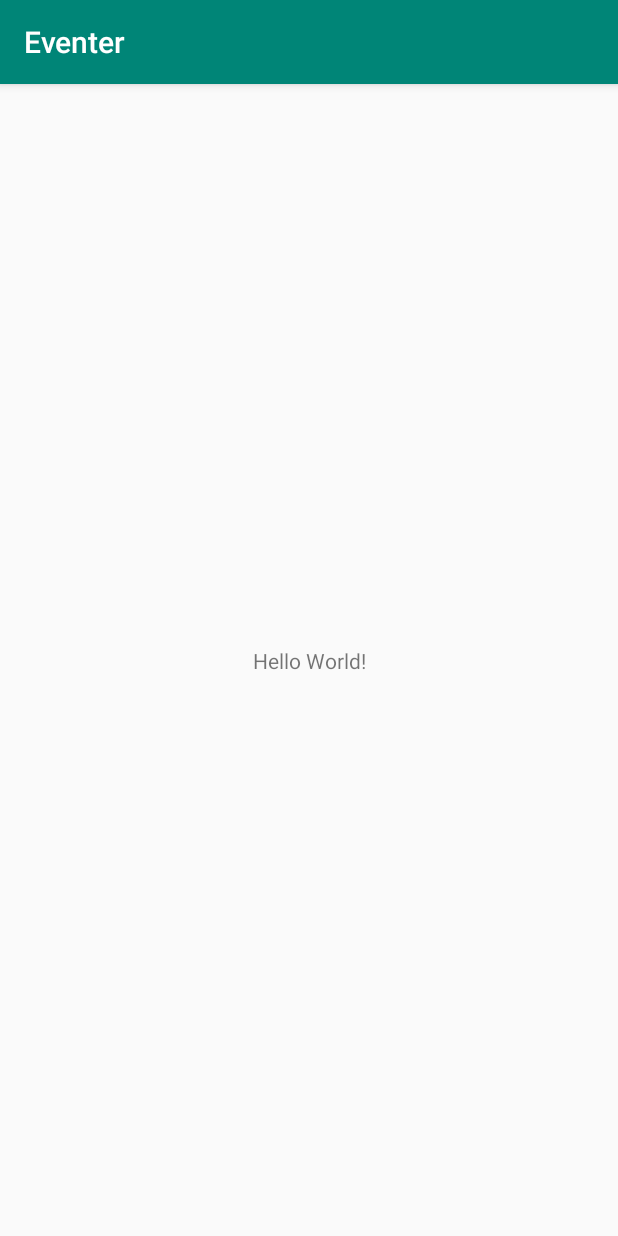
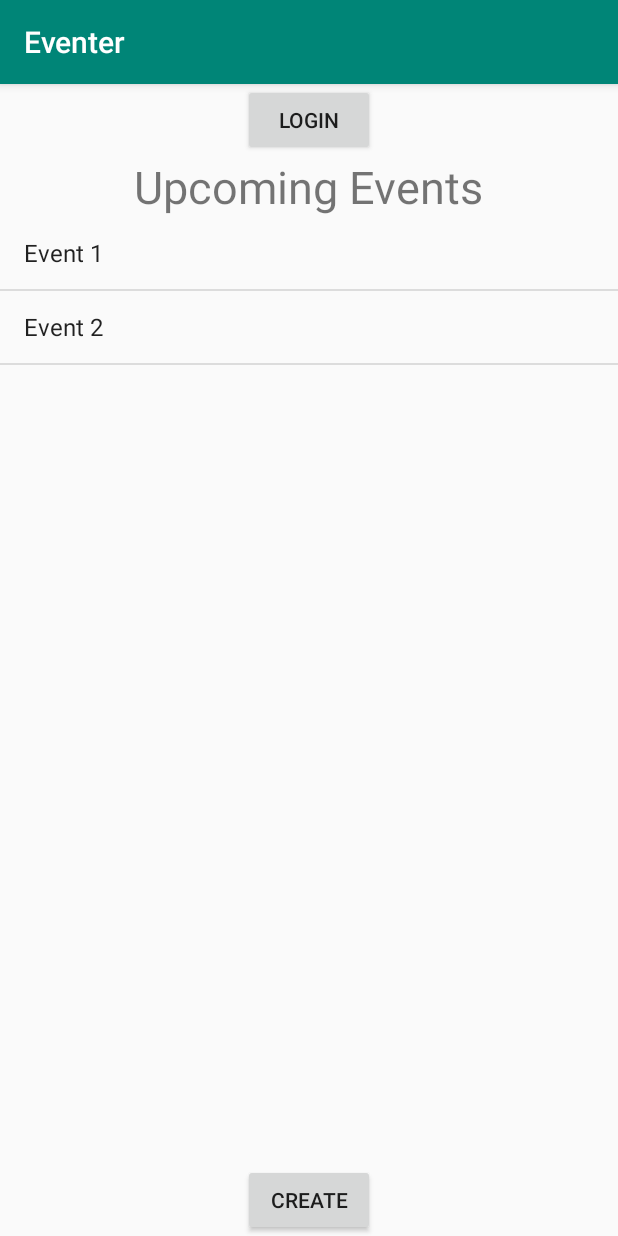
Before and after one commit to sver18ed/Eventer, an Android app: the screen it shows after launch (MainActivity), on a phone screen of 412 x 824 dp. Run offline under Robolectric (Android 15) with nearby library versions, the phone set to English and light mode, and no system bars.

Commit message:
Main Activity sketch

```diff
--- a/app/src/main/java/com/example/eventer/MainActivity.kt
+++ b/app/src/main/java/com/example/eventer/MainActivity.kt
@@ -2,11 +2,24 @@ package com.example.eventer
 
 import androidx.appcompat.app.AppCompatActivity
 import android.os.Bundle
+import android.widget.ArrayAdapter
+import android.widget.ListView
+import com.example.eventer.models.Events
+import com.example.eventer.models.eventsRepository
 
 class MainActivity : AppCompatActivity() {
 
     override fun onCreate(savedInstanceState: Bundle?) {
         super.onCreate(savedInstanceState)
         setContentView(R.layout.activity_main)
+
+        val listView = this.findViewById<ListView>(R.id.main_listview)
+        listView.adapter = ArrayAdapter<Events>(
+            this,
+            android.R.layout.simple_list_item_1,
+            android.R.id.text1,
+            eventsRepository.getAllEvents()
+        )
+
     }
 }
--- /dev/null
+++ b/app/src/main/java/com/example/eventer/Models/Events.kt
@@ -0,0 +1,9 @@
+package com.example.eventer.models
+
+data class Events(
+    val id: Int,
+    var title: String,
+    var content: String
+) {
+    override fun toString() = title
+}
--- /dev/null
+++ b/app/src/main/java/com/example/eventer/Models/EventsRepository.kt
@@ -0,0 +1,38 @@
+package com.example.eventer.models
+
+val eventsRepository = EventsRepository().apply{
+
+    addEvents(
+        "Event 1",
+        "Blablalbalb"
+    )
+    addEvents(
+        "Event 2",
+        "aehhahdfhdh"
+    )
+}
+
+class EventsRepository {
+
+    private val events = mutableListOf<Events>()
+
+    fun addEvents(title: String, content: String): Int {
+        val id = when {
+            events.count() == 0 -> 1
+            else -> events.last().id+1
+        }
+        events.add(Events(
+            id,
+            title,
+            content
+        ))
+        return id
+    }
+
+    fun getAllEvents() = events
+
+    fun getEventById(id: Int) =
+        events.find {
+            it.id == id
+        }
+}
--- a/app/src/main/res/layout/activity_main.xml
+++ b/app/src/main/res/layout/activity_main.xml
@@ -6,13 +6,41 @@
     android:layout_height="match_parent"
     tools:context=".MainActivity">
 
+    <Button
+        android:id="@+id/login"
+        android:layout_width="wrap_content"
+        android:layout_height="wrap_content"
+        android:text="@string/login"
+        app:layout_constraintLeft_toLeftOf="parent"
+        app:layout_constraintRight_toRightOf="parent"
+        app:layout_constraintTop_toTopOf="parent"/>
+
     <TextView
         android:layout_width="wrap_content"
         android:layout_height="wrap_content"
-        android:text="Hello World!"
-        app:layout_constraintBottom_toBottomOf="parent"
+        android:id="@+id/upcoming_events"
+        android:text="@string/upcoming_events"
+        android:textSize="30sp"
         app:layout_constraintLeft_toLeftOf="parent"
         app:layout_constraintRight_toRightOf="parent"
-        app:layout_constraintTop_toTopOf="parent" />
+        app:layout_constraintTop_toBottomOf="@id/login" />
+
+    <ListView
+        android:layout_width="match_parent"
+        android:layout_height="0dp"
+        android:id="@+id/main_listview"
+        app:layout_constraintLeft_toLeftOf="parent"
+        app:layout_constraintRight_toRightOf="parent"
+        app:layout_constraintBottom_toTopOf="@id/create"
+        app:layout_constraintTop_toBottomOf="@id/upcoming_events" />
+
+    <Button
+        android:id="@+id/create"
+        android:layout_width="wrap_content"
+        android:layout_height="wrap_content"
+        android:text="@string/create"
+        app:layout_constraintLeft_toLeftOf="parent"
+        app:layout_constraintRight_toRightOf="parent"
+        app:layout_constraintBottom_toBottomOf="parent"/>
 
 </androidx.constraintlayout.widget.ConstraintLayout>
--- a/app/src/main/res/values/strings.xml
+++ b/app/src/main/res/values/strings.xml
@@ -1,3 +1,6 @@
 <resources>
     <string name="app_name">Eventer</string>
+    <string name="upcoming_events">Upcoming Events</string>
+    <string name="create">Create</string>
+    <string name="login">Login</string>
 </resources>
```
